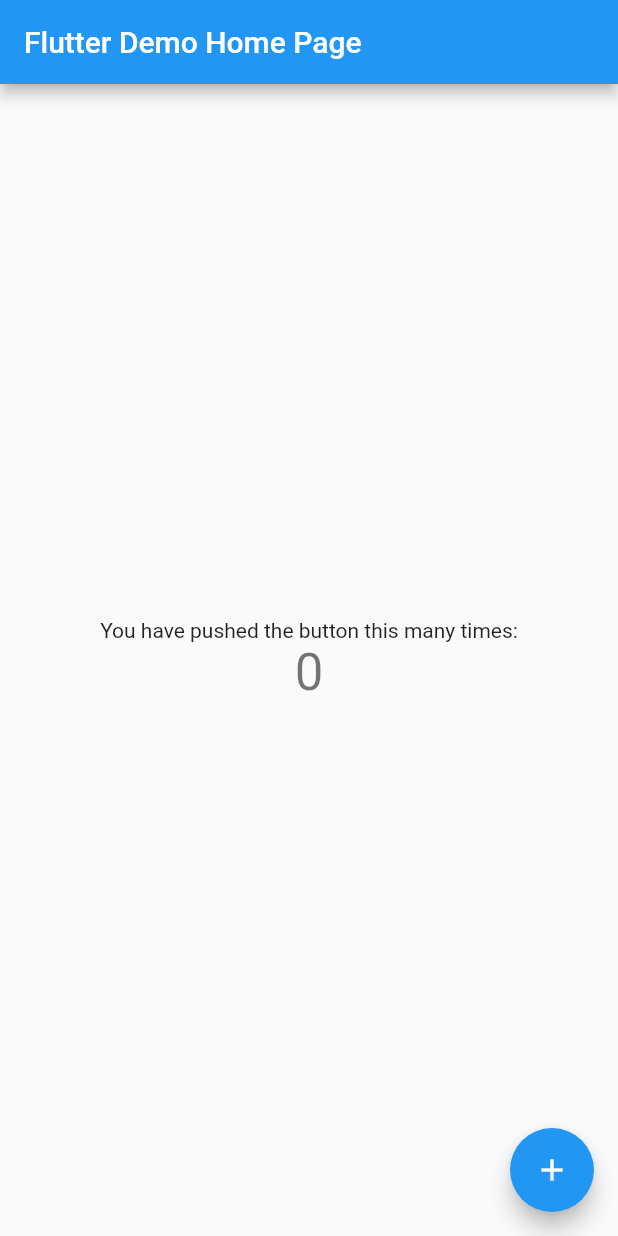
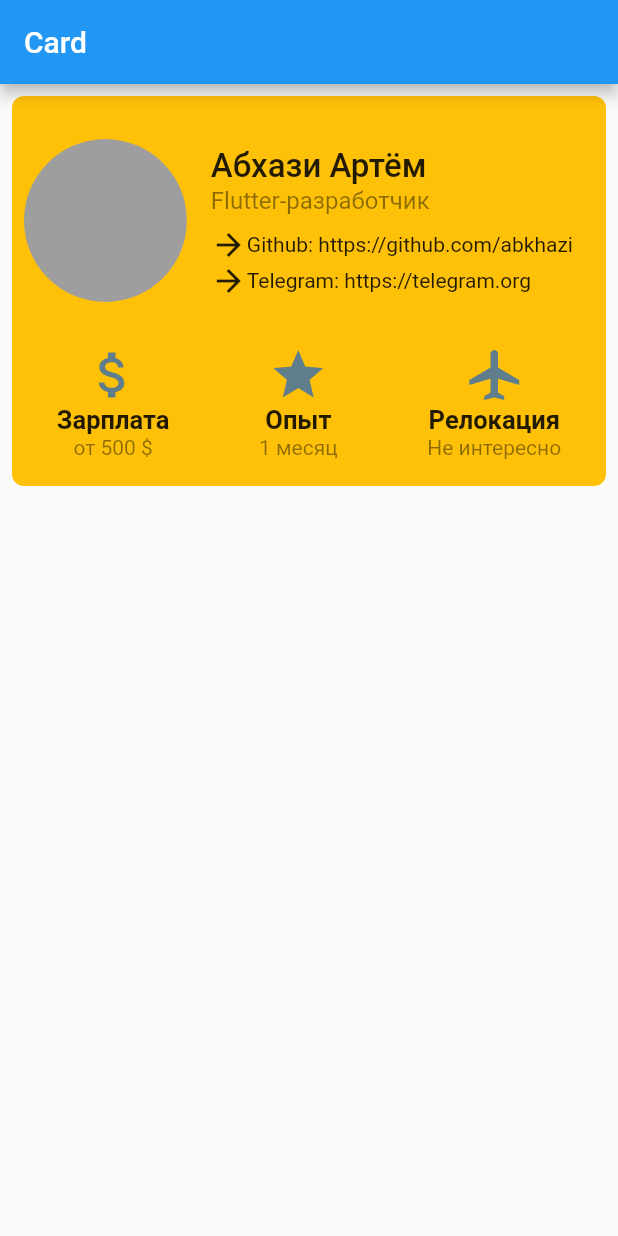
Before and after one commit to epic-school/flutter, a Flutter app: the screen it shows after launch, on a phone screen of 412 x 824 dp. Run offline on Flutter 3.47's test engine with Material 2 defaults, Android fonts, the phone set to English and light mode, and no system bars.

Commit message:
Abkhazi Artyom homework_5

```diff
--- a/flutter_base/lib/main.dart
+++ b/flutter_base/lib/main.dart
@@ -7,109 +7,156 @@
 class MyApp extends StatelessWidget {
   const MyApp({Key? key}) : super(key: key);
 
-  // This widget is the root of your application.
   @override
   Widget build(BuildContext context) {
-    return MaterialApp(
-      title: 'Flutter Demo',
-      theme: ThemeData(
-        // This is the theme of your application.
-        //
-        // Try running your application with "flutter run". You'll see the
-        // application has a blue toolbar. Then, without quitting the app, try
-        // changing the primarySwatch below to Colors.green and then invoke
-        // "hot reload" (press "r" in the console where you ran "flutter run",
-        // or simply save your changes to "hot reload" in a Flutter IDE).
-        // Notice that the counter didn't reset back to zero; the application
-        // is not restarted.
-        primarySwatch: Colors.blue,
-      ),
-      home: const MyHomePage(title: 'Flutter Demo Home Page'),
+    return const MaterialApp(
+      debugShowCheckedModeBanner: false,
+      home: Card(),
     );
   }
 }
 
-class MyHomePage extends StatefulWidget {
-  const MyHomePage({Key? key, required this.title}) : super(key: key);
-
-  // This widget is the home page of your application. It is stateful, meaning
-  // that it has a State object (defined below) that contains fields that affect
-  // how it looks.
-
-  // This class is the configuration for the state. It holds the values (in this
-  // case the title) provided by the parent (in this case the App widget) and
-  // used by the build method of the State. Fields in a Widget subclass are
-  // always marked "final".
-
-  final String title;
-
-  @override
-  State<MyHomePage> createState() => _MyHomePageState();
-}
-
-class _MyHomePageState extends State<MyHomePage> {
-  int _counter = 0;
-
-  void _incrementCounter() {
-    setState(() {
-      // This call to setState tells the Flutter framework that something has
-      // changed in this State, which causes it to rerun the build method below
-      // so that the display can reflect the updated values. If we changed
-      // _counter without calling setState(), then the build method would not be
-      // called again, and so nothing would appear to happen.
-      _counter++;
-    });
-  }
+class Card extends StatelessWidget {
+  const Card({Key? key}) : super(key: key);
 
   @override
   Widget build(BuildContext context) {
-    // This method is rerun every time setState is called, for instance as done
-    // by the _incrementCounter method above.
-    //
-    // The Flutter framework has been optimized to make rerunning build methods
-    // fast, so that you can just rebuild anything that needs updating rather
-    // than having to individually change instances of widgets.
     return Scaffold(
         appBar: AppBar(
-        // Here we take the value from the MyHomePage object that was created by
-        // the App.build method, and use it to set our appbar title.
-        title: Text(widget.title),
+          title: const Text("Card"),
         ),
-      body: Center(
-        // Center is a layout widget. It takes a single child and positions it
-        // in the middle of the parent.
+        body: Padding(
+          padding: const EdgeInsets.all(8.0),
+          child: Container(
+            clipBehavior: Clip.hardEdge,
+            decoration: BoxDecoration(
+              color: Colors.amber,
+              borderRadius: BorderRadius.circular(8.0),
+            ),
+            height: 260.0,
             child: Column(
-          // Column is also a layout widget. It takes a list of children and
-          // arranges them vertically. By default, it sizes itself to fit its
-          // children horizontally, and tries to be as tall as its parent.
-          //
-          // Invoke "debug painting" (press "p" in the console, choose the
-          // "Toggle Debug Paint" action from the Flutter Inspector in Android
-          // Studio, or the "Toggle Debug Paint" command in Visual Studio Code)
-          // to see the wireframe for each widget.
-          //
-          // Column has various properties to control how it sizes itself and
-          // how it positions its children. Here we use mainAxisAlignment to
-          // center the children vertically; the main axis here is the vertical
-          // axis because Columns are vertical (the cross axis would be
-          // horizontal).
-          mainAxisAlignment: MainAxisAlignment.center,
-          children: <Widget>[
+              children: [
+                Padding(
+                  padding: const EdgeInsets.all(8.0),
+                  child: Row(children: [
+                    Expanded(
+                      flex: 2,
+                      child: Container(
+                        height: 150.0,
+                        decoration: const BoxDecoration(
+                          color: Colors.grey,
+                          shape: BoxShape.circle,
+                        ),
+                      ),
+                    ),
+                    Expanded(
+                      flex: 5,
+                      child: SizedBox(
+                        height: 130.0,
+                        child: Padding(
+                          padding: const EdgeInsets.only(top: 16.0, left: 16.0),
+                          child: Column(
+                              crossAxisAlignment: CrossAxisAlignment.start,
+                              children: [
                                 const Text(
-              'You have pushed the button this many times:',
+                                  "Абхази Артём",
+                                  style: TextStyle(
+                                      fontWeight: FontWeight.w500,
+                                      fontSize: 22.0),
                                 ),
-            Text(
-              '$_counter',
-              style: Theme.of(context).textTheme.headline4,
+                                const Text(
+                                  "Flutter-разработчик",
+                                  style: TextStyle(
+                                      fontWeight: FontWeight.normal,
+                                      fontSize: 16.0,
+                                      color: Colors.black45),
                                 ),
+                                Padding(
+                                  padding: const EdgeInsets.only(top: 8.0),
+                                  child: Row(
+                                    children: const [
+                                      Icon(Icons.arrow_forward),
+                                      Text("Github: https://github.com/abkhazi")
                                     ],
                                   ),
                                 ),
-      floatingActionButton: FloatingActionButton(
-        onPressed: _incrementCounter,
-        tooltip: 'Increment',
-        child: const Icon(Icons.add),
-      ), // This trailing comma makes auto-formatting nicer for build methods.
-    );
+                                Row(
+                                  children: const [
+                                    Icon(Icons.arrow_forward),
+                                    Text("Telegram: https://telegram.org")
+                                  ],
+                                ),
+                              ]),
+                        ),
+                      ),
+                    )
+                  ]),
+                ),
+                Row(
+                  mainAxisAlignment: MainAxisAlignment.spaceAround,
+                  children: [
+                    Column(
+                      children: const [
+                        Icon(
+                          Icons.attach_money,
+                          size: 40.0,
+                          color: Colors.blueGrey,
+                        ),
+                        Text(
+                          "Зарплата",
+                          style: TextStyle(
+                              fontSize: 17.0, fontWeight: FontWeight.w600),
+                        ),
+                        Text("от 500 \$",
+                            style: TextStyle(
+                                fontWeight: FontWeight.normal,
+                                fontSize: 14.0,
+                                color: Colors.black45))
+                      ],
+                    ),
+                    Column(
+                      children: const [
+                        Icon(
+                          Icons.star,
+                          size: 40.0,
+                          color: Colors.blueGrey,
+                        ),
+                        Text(
+                          "Опыт",
+                          style: TextStyle(
+                              fontSize: 17.0, fontWeight: FontWeight.w600),
+                        ),
+                        Text("1 месяц",
+                            style: TextStyle(
+                                fontWeight: FontWeight.normal,
+                                fontSize: 14.0,
+                                color: Colors.black45))
+                      ],
+                    ),
+                    Column(
+                      children: const [
+                        Icon(
+                          Icons.local_airport,
+                          size: 40.0,
+                          color: Colors.blueGrey,
+                        ),
+                        Text(
+                          "Релокация",
+                          style: TextStyle(
+                              fontSize: 17.0, fontWeight: FontWeight.w600),
+                        ),
+                        Text("Не интересно",
+                            style: TextStyle(
+                                fontWeight: FontWeight.normal,
+                                fontSize: 14.0,
+                                color: Colors.black45))
+                      ],
+                    )
+                  ],
+                )
+              ],
+            ),
+          ),
+        ));
   }
 }
```
Lines whose indentation alone changed are shown as unchanged.
